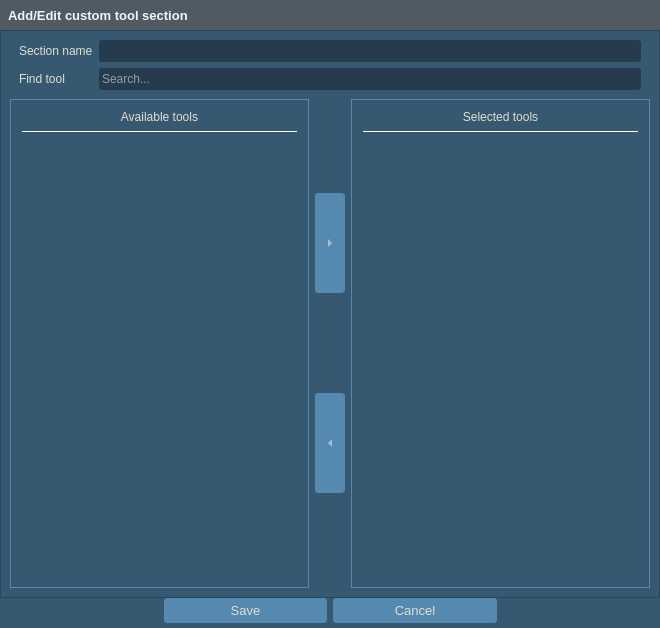
Qt form SectionManager/UI/add_section_dialog.ui (GIAPspzoo/GIAP_PolaMap_lite) before a commit.
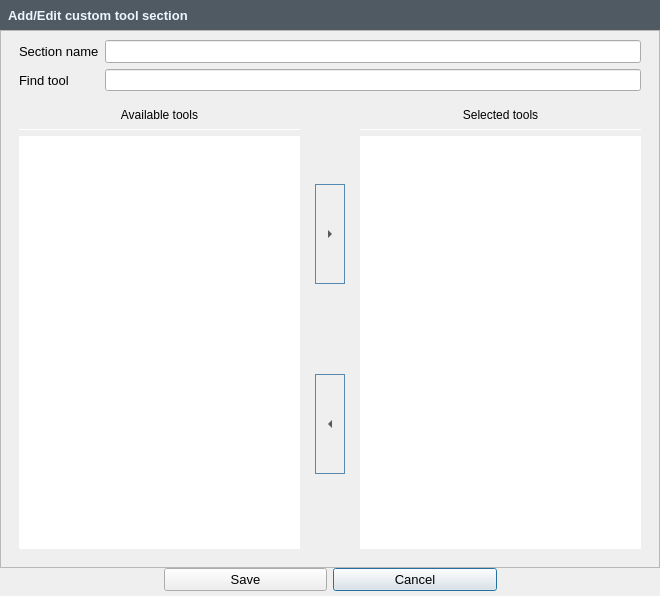
The same form after that commit. Icons and pictures are not drawn. Custom widgets are drawn as their Qt base class.

The edit to the form file:
```diff
--- a/SectionManager/UI/add_section_dialog.ui
+++ b/SectionManager/UI/add_section_dialog.ui
@@ -13,7 +13,7 @@
     <x>0</x>
     <y>0</y>
     <width>660</width>
-    <height>628</height>
+    <height>596</height>
    </rect>
   </property>
   <property name="sizePolicy">
@@ -42,443 +42,7 @@
     <normaloff>:/plugins/GIAP-giap_layout/icons/giap_logo.png</normaloff>:/plugins/GIAP-giap_layout/icons/giap_logo.png</iconset>
   </property>
   <property name="styleSheet">
-   <string notr="true">* {
-background-color: #365871;
-selection-background-color:  #5589B0;
-color:#E0DECF;
-font: 10pt &quot;Segoe UI&quot;;
-}
-QLabel{
-font: 10pt &quot;Segoe UI&quot;;
-color:#E0DECF;
-}
-
-
-QScrollBar:horizontal {
-    height: 15px;
-}
-QScrollBar::handle:horizontal {
-    background: #5589B0;
-    border-radius: 5px;
-    width: 10px;
-    margin: 2px 0 2px 0;
-}
-QScrollBar::add-line:horizontal, QScrollBar::sub-line:horizontal  {
-    border: 1px solid #365871;
-    background: #365871;
-    width: 12px;
-}
- QScrollBar:vertical {
-     width: 15px;
- }
- QScrollBar::handle:vertical {
-     background: #5589B0;
-     height: 10px;
-     border-radius: 5px;
-         margin: 0px 2px 0px 2px;
- }
- QScrollBar::add-line:vertical{
-    border: 1px solid #365871;
-     background: #365871;
-     height: 12px;
- }
-
- QScrollBar::sub-line:vertical {
-      border: 1px solid #365871;
-     background: #365871;
-     height: 12px;
- }
-
-QAbstractScrollArea::corner {
- border: 1px solid #365871;
-width: 0px;
-height: 0px;
-}
-QProgressBar {
-    border: 2px solid #263B4E;
-    border-radius: 5px;
-}
-
-QCheckBox::indicator:disabled {
-background-color: #465A68;}
-
-QLineEdit, QTextEdit{
-color:#E0DECF;
-min-height: 20px;
-border: 1px solid;
-border-radius: 3px;
-border-color: #263c4e;
-background-color: #263c4e;
-}
-
-QLineEdit:focus{
-border: solid;
-border-style: solid;
-border-width: 1px;
-border-color: #E0DECF;
-}
-
-QPushButton {
-padding: 5px;
-border: none;
-border-width: 1px;
-border-radius: 3px;
-background-color: #5589B0;
-}
-QPushButton:checked {
-background-color: #5589B0;
-border: solid;
-border-width: 1px;
-border-color: #5589B0;
-}
-
-QPushButton:pressed {
-background-color: #5589B0;
-border: solid;
-border-width: 1px;
-border-color:#5589B0;
-}
-QPushButton:hover {
-background-color: #5589B0;
-border-radius: 3px;
-border: solid;
-border-style: solid;
-border-width: 1px;
-border-color: #E0DECF;
-}
-
-QToolButton {
-border: none;
-border-width: 0px;
-border-radius: 3px;
-background-color: none;
-}
-
-QToolButton:checked {
-background-color:#5589B0;
-border-radius: 3px;
-border: solid;
-border-width: 1px;
-border-color: #5589B0;
-}
-QToolButton:hover {
-background-color: #5589B0;
-border-radius: 3px;
-border: solid;
-border-width: 1px;
-border-color: #E0DECF;
-}
-
-
-QToolButton:pressed {
-background-color:#5589B0;
-border: solid;
-border-width: 1px;
-border-color: #5589B0;
-}
-
-QToolButton::menu, QToolButton::menu-button {
-background-color: #263C4E;
-border: solid;
-border-width: 1px;
-border-color: #5589B0;
-}
-QMenuBar {
-selection-background-color:  #5589B0;
-}
-QMenu{
-border: 1px solid #263c4e;
-
-}
-
-QMenu::item:selected {
-background-color:  #5589B0;
-}
-
-QHeaderView::section {
-    background-color: #5589B0;
-    color: #E0DECF;
-    padding-left: 4px;
-    border: 1px solid #4F5A63;
-}
-
-QHeaderView::section:checked
-{
-    background-color: #5589B0;
-}
-
-QComboBox{
-min-height: 26px;
-}
-
-QComboBox QListView{
-selection-background-color:  #5589B0;
-    color: #E0DECF;
-     border: 1px solid #263c4e;
-}
-
-QComboBox:disabled {
-background-color: #465A68;
-color: black;
-}
-
-QComboBox:editable {
-border: 0px solid #5589B0;
-border-radius: 3px;
-background-color: #263c4e;
-padding: 0px 0px 0px 3px;
-}
-
-QComboBox:editable:focus{
-border: solid;
-border-style: solid;
-border-width: 1px;
-border-color: #E0DECF;
-}
-
-QComboBox:!editable {
-border: 0px solid #5589B0;
-border-radius: 3px;
-background-color: #263c4e;
-padding:0px 3px 0px 3px;
-}
-
-QComboBox:!editable:on {
-background-color: #263c4e;
-border: solid;
-border-width: 1px;
-border-color: #365871;
-padding:0px 5px 0px 3px;
-}
-
-QComboBox::drop-down {
-border-left: solid;
-border-width: 0px;
-background-color: #263c4e;
-border-radius: 3px;
-}
-QComboBox::drop-down:editable:on {
-background-color:#263c4e;
-border: solid;
-border-width: 1px;
-border-color: #263c4e;
-}
-
-QComboBox::drop-down:!editable:on {
-background-color: #263c4e;
-}
-
-QComboBox::down-arrow {
-        image:  url(:/plugins/GIAP-PolaMap/icons/branch-open.png);
-    width: 18px;
-    height: 28px;
-}
-
-QComboBox::down-arrow:hover, QComboBox::down-arrow:pressed{
-border: solid;
-border-width: 0px;
-border-color: #E0DECF;
-border-radius: 3px;
-margin:0px 3px 0px -1px;
-}
-
-QToolTip {
-color:#E0DECF;
-	font: 10pt &quot;Segoe UI&quot;;
-font-weight: normal;
-border-style: double;
-border: 1px;
-border-radius: 3px;
-background-color:#4F5A63;
-}
-
-Line{
-color: 1px solid #E0DECF;
-}
-
-QTabBar::tab {
-padding: 2px;
-color: #E0DECF;
-}
-QTabWidget::tab-bar {
-    left: 5px;
-}
-QTabWidget::pane {
-border: 1px solid #365871;
-border-top: 1px solid #5589B0;
-}
-
-QTabBar::tab:selected, QTabBar::tab:hover, QTabBar::tab:!selected:hover {
-font-weight: 450;
-padding: 3px;
-border-top: 1px solid #365871;
-border-right: 0px solid #E0DECF;
-border-left: 0px solid #E0DECF;
-border-bottom: 3px solid #E0DECF;
-margin-bottom: 2px;
-background: #5589B0;
-}
-
-QTabBar::tab:!selected {
-font-weight: 450;
-color: #E0DECF;
-border: 2px solid #365871;
-margin-bottom: 2px;
-padding: 3px;
-}
-
-QTreeView {
-    border: 1px solid;
-    border-color: #5589B0;
-    margin: 2px;
-   show-decoration-selected: 1;
-}
-
-QTreeView::item,
-QTreeView::branch {
-    color: #E0DECF;
-     padding: 2px;
-}
-
-QTreeView:branch:hover,
-QTreeView:item:hover
-{
-    background-color: #5589B0;
-}
-
-QTreeView:branch:selected,
-QTreeView:item:selected
-{
-    background-color: #5589B0;
-    color: #E0DECF;
-}
-
-QTreeView::branch:has-children:!has-siblings:closed,
-QTreeView::branch:closed:has-children:has-siblings {
-        border-image: none;
-        image: url(:/plugins/GIAP-PolaMap/icons/branch-closed.png);
-}
-
-QTreeView::branch:open:has-children:!has-siblings,
-QTreeView::branch:open:has-children:has-siblings  {
-        border-image: none;
-        image:  url(:/plugins/GIAP-PolaMap/icons/branch-open.png);
-}
-
-QProgressBar {
-    border: 2px solid #365871;
-    background-color: #365871;
-    border-radius: 3px;
-    text-align: center;
-    color: #E0DECF;
-}
-
-QProgressBar::chunk {
-    background-color: #5589B0;
-}
-QSpinBox, QDoubleSpinBox,
-QSpinBox:editable,
-QSpinBox:hover,
-QSpinBox:pressed,
-QDoubleSpinBox:editable,
-QDoubleSpinBox:hover,
-QDoubleSpinBox:pressed {
-    border: 1px solid;
-    border-radius: 3px;
-    border-color: #263c4e;
-background-color: #263c4e;
-}
-QSpinBox:focus, QDoubleSpinBox:focus {
-border-style: solid;
-border-width: 0px;
-border-color: #E0DECF;
-}
-QSpinBox:disabled, QDoubleSpinBox:disabled {
-  border: none;
-  border-bottom: 1px solid #263c4e;
-  border-radius: 0;
-  background: #263c4e;
-  color: #000000;
-}
-QSpinBox::up-button, QDoubleSpinBox::up-button{
-  subcontrol-origin: border;
-  subcontrol-position: top right;
-  border: 0px solid #E0DECF;
-  border-radius: 3;
-  background: #263c4e;
-}
-
-QSpinBox::down-button, QDoubleSpinBox::down-button {
-  subcontrol-origin: border;
-  subcontrol-position: bottom right;
-  border: 0px solid #E0DECF;
-  border-radius: 3;
-  background: #263c4e;
-}
-QSpinBox::down-button:hover, QDoubleSpinBox::down-button:hover, QSpinBox::up-button:hover, QDoubleSpinBox::up-button:hover {
-border: solid;
-border-width: 1px;
-border-color: #E0DECF;
-}
-
-QSpinBox::up-arrow:disabled,
-QSpinBox::up-arrow:off {
-  image: none;
-}
-
-QSpinBox::down-arrow:disabled,
-QSpinBox::down-arrow:off,
- QDoubleSpinBox::down-arrow:disabled,
-QDoubleSpinBox::down-arrow:off{
-  image: none;
-}
-
-QTableView {
-    selection-background-color: #5589B0;
-}
-
-QGroupBox {
-    border-top: 1px solid #E0DECF;
-    margin-top: 5ex;
-}
-QGroupBox::title {
-    subcontrol-origin: margin;
-    padding: 0 5px;
-    }
-
-QDockWidget {
-    border: 10px solid lightgray;
-
-}
-
-QTableView, QListView
-        {
-            gridline-color:#4F5A63;
-            color: #E0DECF;
-            alternate-background-color: #4F5A63;
-            selection-background-color: #5589B0;
-            border: 1px solid #5589B0;
-        }
-QTableView::item, QListView::item
-        {
-            color: #E0DECF;
-        }
-QTableView::item:hover, QListView::item:hover
-        {
-            color: #E0DECF;
-            background: #5589B0;
-            selection-background-color: #5589B0;
-        }
-QTableView::item:focus, QListView::item:focus
-        {
-            color: #E0DECF;
-            background: #263B4E;
-        }
-QTableView::item:selected, QListView::item:selected
-        {
-            color: #E0DECF;
-            background-color: #5589B0;
-        }</string>
+   <string notr="true"/>
   </property>
   <property name="locale">
    <locale language="English" country="UnitedKingdom"/>
@@ -608,49 +172,7 @@
           <item row="1" column="1">
            <widget class="QFrame" name="frame">
             <property name="styleSheet">
-             <string notr="true">QFrame {
-background-color: #365871;
-selection-background-color:  #5589B0;
-font: 10pt &quot;Segoe UI&quot;;
-padding: 2px;
-border: 1px solid #5589B0;
-}
-QLabel{
-font: 12pt &quot;Segoe UI&quot;;
-color:#E0DECF;
-}
-
-QScrollBar:horizontal {
-    height: 15px;
-}
-QScrollBar::handle:horizontal {
-    background: #5589B0;
-    border-radius: 5px;
-    width: 10px;
-    margin: 2px 0 2px 0;
-}
-
- QScrollBar:vertical {
-     width: 15px;
- }
- QScrollBar::handle:vertical {
-     background: #5589B0;
-     height: 10px;
-     border-radius: 5px;
-	 margin: 0px 2px 0px 2px;
- }
- QScrollBar::add-line:vertical{
-border: 1px solid #365871;
-     background:#365871;
-     height: 12px;
- }
-
- QScrollBar::sub-line:vertical {
-border: 1px solid #365871;
-     background: #365871;
-     height: 12px;
- }
-</string>
+             <string notr="true"/>
             </property>
             <property name="frameShape">
              <enum>QFrame::NoFrame</enum>
@@ -756,8 +278,7 @@
                </font>
               </property>
               <property name="styleSheet">
-               <string notr="true">background-color: #5589B0;
-border: solid;
+               <string notr="true">border: solid;
 border-width: 1px;
 border-color:#5589B0;</string>
               </property>
@@ -778,8 +299,7 @@
                </size>
               </property>
               <property name="styleSheet">
-               <string notr="true">background-color: #5589B0;
-border: solid;
+               <string notr="true">border: solid;
 border-width: 1px;
 border-color:#5589B0;</string>
               </property>
@@ -796,49 +316,7 @@
           <item row="1" column="3">
            <widget class="QFrame" name="frame_6">
             <property name="styleSheet">
-             <string notr="true">QFrame {
-background-color: #365871;
-selection-background-color:  #5589B0;
-font: 10pt &quot;Segoe UI&quot;;
-padding: 2px;
-border: 1px solid #5589B0;
-}
-QLabel{
-font: 12pt &quot;Segoe UI&quot;;
-color:#E0DECF;
-}
-
-QScrollBar:horizontal {
-    height: 15px;
-}
-QScrollBar::handle:horizontal {
-    background: #5589B0;
-    border-radius: 5px;
-    width: 10px;
-    margin: 2px 0 2px 0;
-}
-
- QScrollBar:vertical {
-     width: 15px;
- }
- QScrollBar::handle:vertical {
-     background: #5589B0;
-     height: 10px;
-     border-radius: 5px;
-	 margin: 0px 2px 0px 2px;
- }
- QScrollBar::add-line:vertical{
-border: 1px solid #365871;
-     background:#365871;
-     height: 12px;
- }
-
- QScrollBar::sub-line:vertical {
-border: 1px solid #365871;
-     background: #365871;
-     height: 12px;
- }
-</string>
+             <string notr="true"/>
             </property>
             <property name="frameShape">
              <enum>QFrame::NoFrame</enum>
```
Left out of the diff: 12 changed lines with no effect on the pictures.
